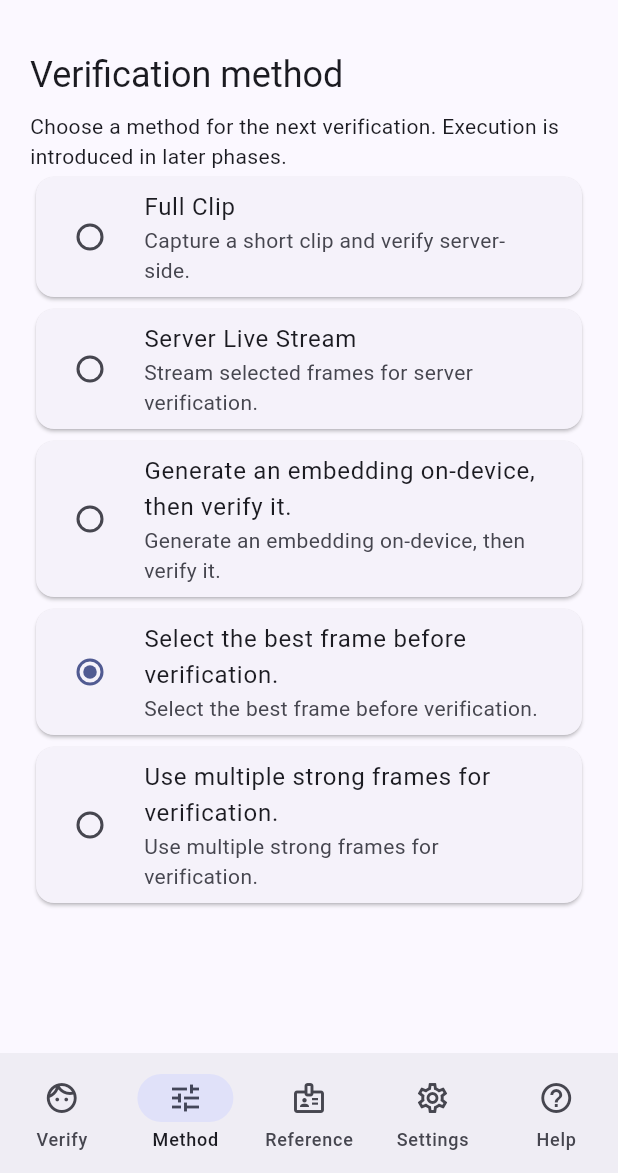
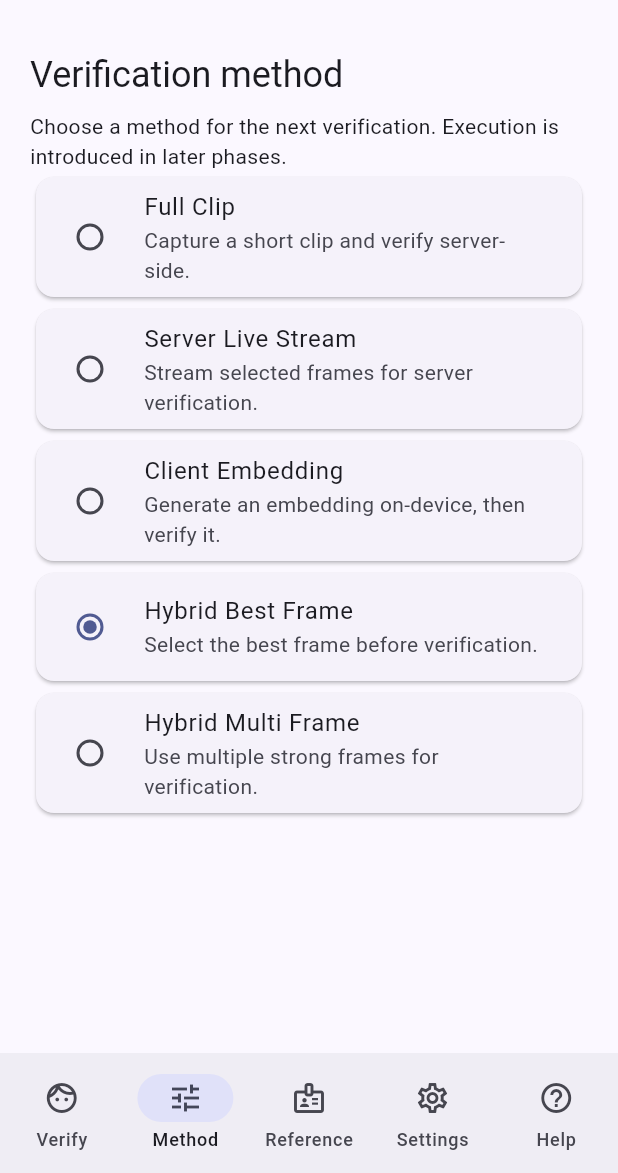
Before and after one commit to Raeisifard/face-biometric-lab, a Flutter app: the screen it shows after launch, item 2 of the bottom bar chosen, on a phone screen of 412 x 824 dp, the part 63-1236 px from its top. Run offline on Flutter 3.47's test engine with Material 3 defaults, Android fonts, the phone set to English and light mode, and no system bars.

Commit message:
fix(mobile): restore explicit M02 method labels

```diff
--- a/face_mobile_demo/lib/app.dart
+++ b/face_mobile_demo/lib/app.dart
@@ -11,9 +11,9 @@ extension VerificationMethodX on VerificationMethod {
   String get label => switch (this) {
     VerificationMethod.fullClip => 'Full Clip',
     VerificationMethod.serverLiveStream => 'Server Live Stream',
-    VerificationMethod.clientEmbedding => 'Generate an embedding on-device, then verify it.',
-    VerificationMethod.hybridBestFrame => 'Select the best frame before verification.',
-    VerificationMethod.hybridMultiFrame => 'Use multiple strong frames for verification.',
+    VerificationMethod.clientEmbedding => 'Client Embedding',
+    VerificationMethod.hybridBestFrame => 'Hybrid Best Frame',
+    VerificationMethod.hybridMultiFrame => 'Hybrid Multi Frame',
   };
   String get description => switch (this) {
     VerificationMethod.fullClip => 'Capture a short clip and verify server-side.',
```
